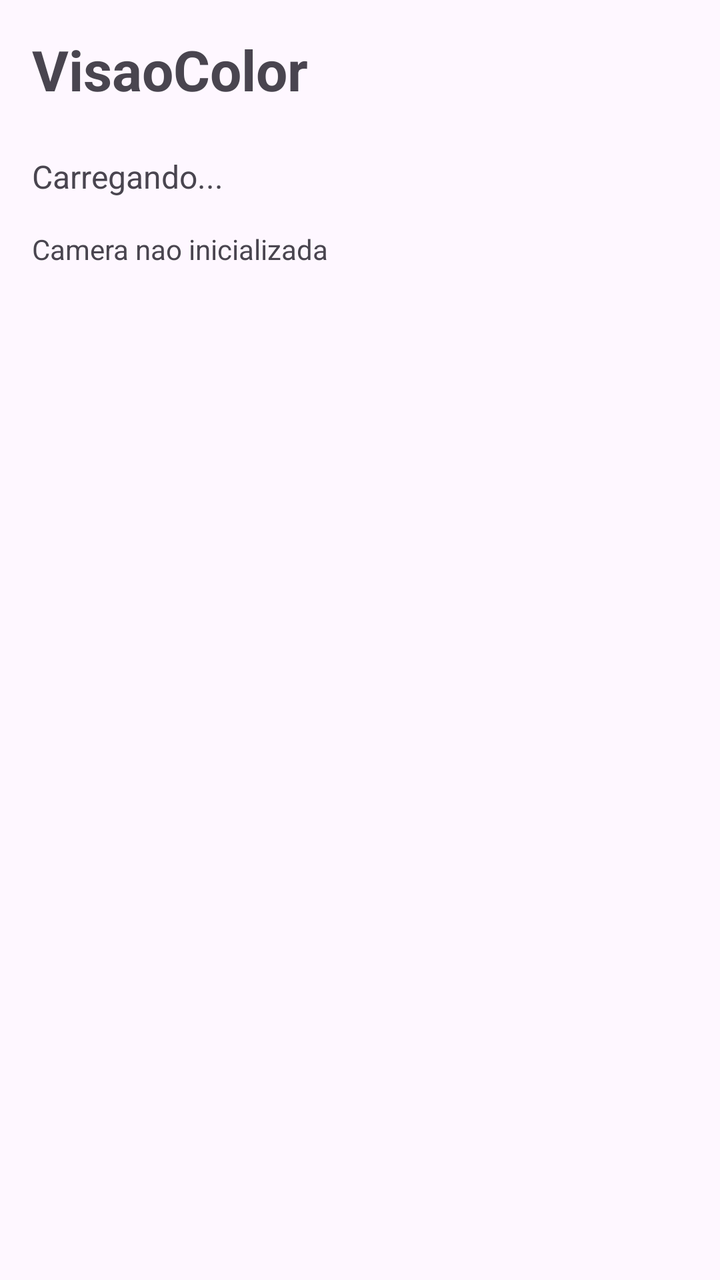
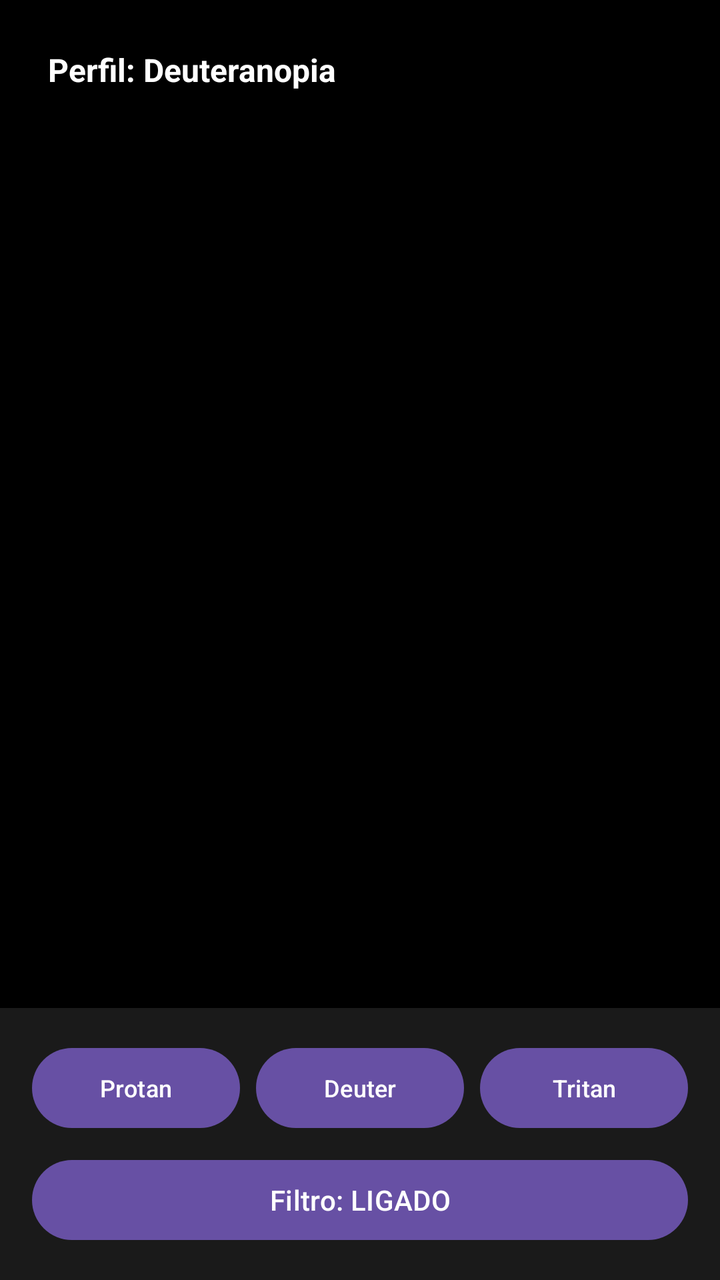

Screens rendered from an Android XML layout before and after an edit, with the pre-edit source and the edit as a unified diff.
<!-- AndroidManifest.xml: application theme Theme.VisaoColor -->
<!-- res/layout/activity_main.xml -->
<?xml version="1.0" encoding="utf-8"?>
<androidx.constraintlayout.widget.ConstraintLayout
    xmlns:android="http://schemas.android.com/apk/res/android"
    xmlns:app="http://schemas.android.com/apk/res-auto"
    android:id="@+id/main"
    android:layout_width="match_parent"
    android:layout_height="match_parent"
    android:padding="16dp">

    <TextView
        android:id="@+id/titleText"
        android:layout_width="wrap_content"
        android:layout_height="wrap_content"
        android:text="@string/app_name"
        android:textSize="28sp"
        android:textStyle="bold"
        app:layout_constraintTop_toTopOf="parent"
        app:layout_constraintStart_toStartOf="parent" />

    <TextView
        android:id="@+id/statusText"
        android:layout_width="match_parent"
        android:layout_height="wrap_content"
        android:layout_marginTop="24dp"
        android:text="Carregando..."
        android:textSize="16sp"
        app:layout_constraintTop_toBottomOf="@id/titleText"
        app:layout_constraintStart_toStartOf="parent" />

    <TextView
        android:id="@+id/cameraStatus"
        android:layout_width="match_parent"
        android:layout_height="wrap_content"
        android:layout_marginTop="16dp"
        android:text="Camera nao inicializada"
        android:textSize="14sp"
        app:layout_constraintTop_toBottomOf="@id/statusText"
        app:layout_constraintStart_toStartOf="parent" />

</androidx.constraintlayout.widget.ConstraintLayout>
<!-- resources referenced by this layout -->
<resources>
  <string name="app_name">VisaoColor</string>
  <style name="Theme.VisaoColor" parent="Base.Theme.VisaoColor" />
  <style name="Base.Theme.VisaoColor" parent="Theme.Material3.DayNight.NoActionBar">
          
          
      </style>
</resources>

<!-- the commit's change to res/layout/activity_main.xml (unified diff, before → after) -->
@@ -5,36 +5,84 @@
     android:id="@+id/main"
     android:layout_width="match_parent"
     android:layout_height="match_parent"
-    android:padding="16dp">
+    android:background="#000000">
+
+    <ImageView
+        android:id="@+id/imagemCamera"
+        android:layout_width="0dp"
+        android:layout_height="0dp"
+        android:scaleType="centerCrop"
+        app:layout_constraintTop_toTopOf="parent"
+        app:layout_constraintBottom_toTopOf="@id/painelControles"
+        app:layout_constraintStart_toStartOf="parent"
+        app:layout_constraintEnd_toEndOf="parent" />
 
     <TextView
-        android:id="@+id/titleText"
+        android:id="@+id/textoStatus"
         android:layout_width="wrap_content"
         android:layout_height="wrap_content"
-        android:text="@string/app_name"
-        android:textSize="28sp"
+        android:layout_margin="16dp"
+        android:padding="8dp"
+        android:background="#88000000"
+        android:text="Perfil: Deuteranopia"
+        android:textColor="#FFFFFF"
+        android:textSize="16sp"
         android:textStyle="bold"
         app:layout_constraintTop_toTopOf="parent"
         app:layout_constraintStart_toStartOf="parent" />
 
-    <TextView
-        android:id="@+id/statusText"
+    <LinearLayout
+        android:id="@+id/painelControles"
         android:layout_width="match_parent"
         android:layout_height="wrap_content"
-        android:layout_marginTop="24dp"
-        android:text="Carregando..."
-        android:textSize="16sp"
-        app:layout_constraintTop_toBottomOf="@id/titleText"
-        app:layout_constraintStart_toStartOf="parent" />
+        android:orientation="vertical"
+        android:padding="12dp"
+        android:background="#1A1A1A"
+        app:layout_constraintBottom_toBottomOf="parent"
+        app:layout_constraintStart_toStartOf="parent"
+        app:layout_constraintEnd_toEndOf="parent">
 
-    <TextView
-        android:id="@+id/cameraStatus"
-        android:layout_width="match_parent"
-        android:layout_height="wrap_content"
-        android:layout_marginTop="16dp"
-        android:text="Camera nao inicializada"
-        android:textSize="14sp"
-        app:layout_constraintTop_toBottomOf="@id/statusText"
-        app:layout_constraintStart_toStartOf="parent" />
+        <LinearLayout
+            android:layout_width="match_parent"
+            android:layout_height="wrap_content"
+            android:orientation="horizontal">
+
+            <Button
+                android:id="@+id/botaoProtanopia"
+                android:layout_width="0dp"
+                android:layout_height="wrap_content"
+                android:layout_weight="1"
+                android:layout_margin="4dp"
+                android:text="Protan"
+                android:textSize="12sp" />
+
+            <Button
+                android:id="@+id/botaoDeuteranopia"
+                android:layout_width="0dp"
+                android:layout_height="wrap_content"
+                android:layout_weight="1"
+                android:layout_margin="4dp"
+                android:text="Deuter"
+                android:textSize="12sp" />
+
+            <Button
+                android:id="@+id/botaoTritanopia"
+                android:layout_width="0dp"
+                android:layout_height="wrap_content"
+                android:layout_weight="1"
+                android:layout_margin="4dp"
+                android:text="Tritan"
+                android:textSize="12sp" />
+
+        </LinearLayout>
+
+        <Button
+            android:id="@+id/botaoLigaDesliga"
+            android:layout_width="match_parent"
+            android:layout_height="wrap_content"
+            android:layout_margin="4dp"
+            android:text="Filtro: LIGADO" />
+
+    </LinearLayout>
 
 </androidx.constraintlayout.widget.ConstraintLayout>
<!-- resource entries referenced after the edit -->
@@ -1,6 +1,5 @@
 <!-- resources referenced by this layout -->
 <resources>
-  <string name="app_name">VisaoColor</string>
   <style name="Theme.VisaoColor" parent="Base.Theme.VisaoColor" />
   <style name="Base.Theme.VisaoColor" parent="Theme.Material3.DayNight.NoActionBar">
           
